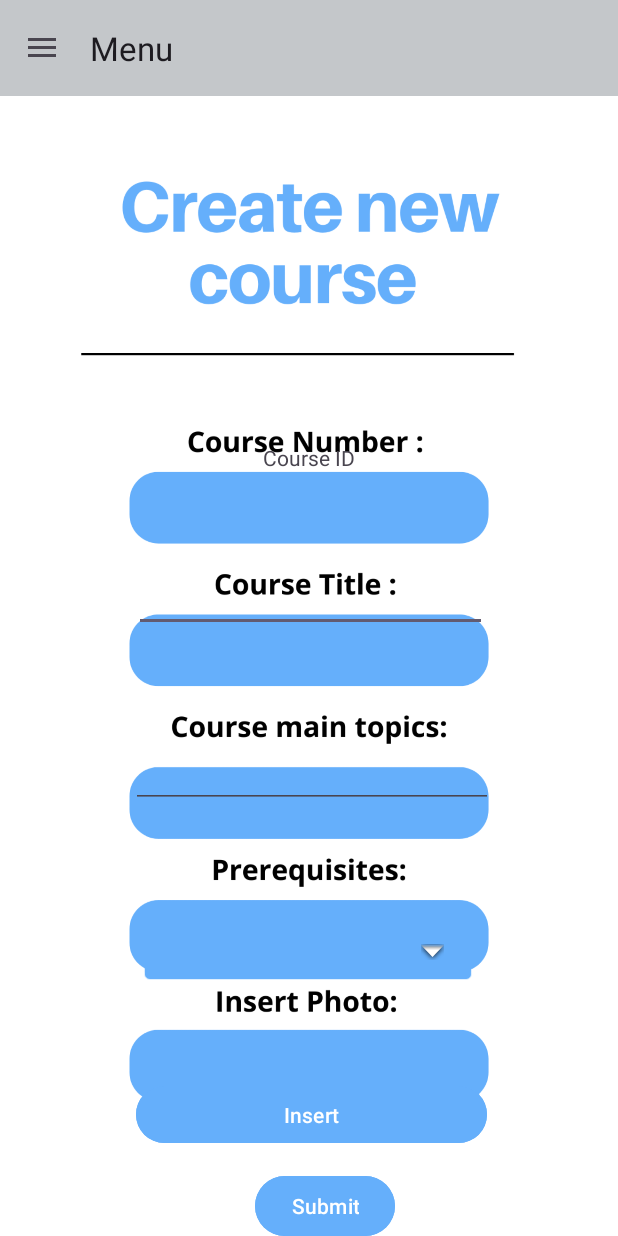
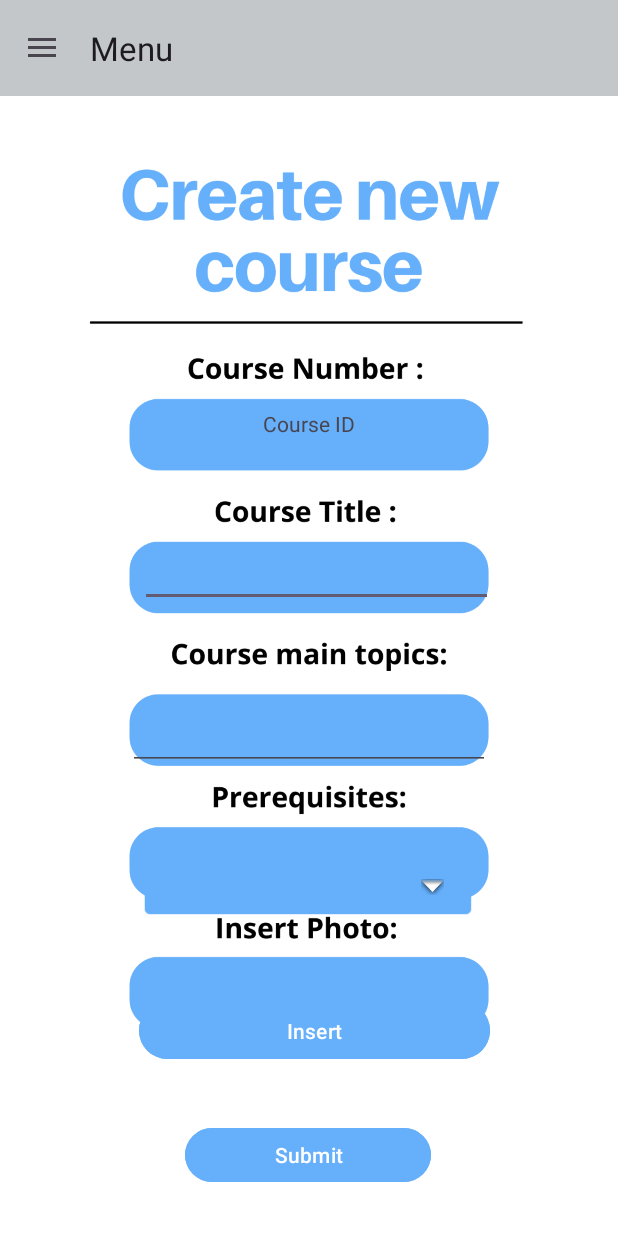
Before and after one commit to qayssafa/AndriodLab_Project1, an Android app: the CreateCourseActivity screen opened directly, with no data from a screen before it, on a phone screen of 412 x 824 dp. Run offline under Robolectric (Android 15) with nearby library versions, the phone set to English and light mode, and no system bars.

```diff
--- a/app/src/main/res/layout/activity_create_course.xml
+++ b/app/src/main/res/layout/activity_create_course.xml
@@ -11,9 +11,9 @@
         android:id="@+id/imageView2"
         android:layout_width="wrap_content"
         android:layout_height="wrap_content"
-        android:layout_marginTop="32dp"
+        android:layout_marginTop="48dp"
         app:layout_constraintTop_toTopOf="parent"
-        app:srcCompat="@drawable/create_new_course_"
+        app:srcCompat="@drawable/cnc"
         tools:layout_editor_absoluteX="0dp" />
 
     <TextView
@@ -30,7 +30,8 @@
         app:layout_constraintHorizontal_bias="0.497"
         app:layout_constraintStart_toStartOf="parent"
         app:layout_constraintTop_toTopOf="parent"
-        app:layout_constraintVertical_bias="0.754" />
+        app:layout_constraintVertical_bias="0.687" />
+
 
     <EditText
         android:id="@+id/CourseTitleInput"
@@ -42,10 +43,10 @@
         android:textColorHint="#000000"
         app:layout_constraintBottom_toBottomOf="parent"
         app:layout_constraintEnd_toEndOf="parent"
-        app:layout_constraintHorizontal_bias="0.505"
+        app:layout_constraintHorizontal_bias="0.528"
         app:layout_constraintStart_toStartOf="parent"
         app:layout_constraintTop_toTopOf="parent"
-        app:layout_constraintVertical_bias="0.484" />
+        app:layout_constraintVertical_bias="0.462" />
 
     <EditText
         android:id="@+id/CourseMainTopicsInput"
@@ -58,23 +59,22 @@
 
         app:layout_constraintBottom_toBottomOf="parent"
         app:layout_constraintEnd_toEndOf="parent"
-        app:layout_constraintHorizontal_bias="0.511"
         app:layout_constraintStart_toStartOf="parent"
         app:layout_constraintTop_toTopOf="parent"
-        app:layout_constraintVertical_bias="0.633" />
-
+        app:layout_constraintVertical_bias="0.6" />
 
     <Button
         android:id="@+id/Update"
-        android:layout_width="wrap_content"
-        android:layout_height="wrap_content"
-        android:layout_marginBottom="28dp"
+        android:layout_width="164dp"
+        android:layout_height="44dp"
         android:backgroundTint="#65affb"
         android:text="Submit"
-        app:layout_constraintBottom_toBottomOf="@+id/imageView2"
+        app:layout_constraintBottom_toBottomOf="parent"
         app:layout_constraintEnd_toEndOf="parent"
-        app:layout_constraintHorizontal_bias="0.534"
-        app:layout_constraintStart_toStartOf="parent" />
+        app:layout_constraintHorizontal_bias="0.497"
+        app:layout_constraintStart_toStartOf="parent"
+        app:layout_constraintTop_toTopOf="parent"
+        app:layout_constraintVertical_bias="0.959" />
 
     <Button
         android:id="@+id/InsertPhotoButton"
@@ -85,24 +85,22 @@
 
         app:layout_constraintBottom_toBottomOf="@+id/imageView2"
         app:layout_constraintEnd_toEndOf="parent"
-        app:layout_constraintHorizontal_bias="0.508"
+        app:layout_constraintHorizontal_bias="0.519"
         app:layout_constraintStart_toStartOf="parent"
-        app:layout_constraintTop_toTopOf="@+id/imageView2"
-        app:layout_constraintVertical_bias="0.884" />
+        app:layout_constraintTop_toTopOf="parent"
+        app:layout_constraintVertical_bias="0.804" />
 
     <TextView
         android:id="@+id/courseId"
         android:layout_width="207dp"
         android:layout_height="43dp"
-        android:layout_marginTop="240dp"
         android:gravity="center"
         android:text="Course ID"
         app:layout_constraintBottom_toTopOf="@+id/CourseTitleInput"
         app:layout_constraintEnd_toEndOf="parent"
-        app:layout_constraintHorizontal_bias="0.502"
         app:layout_constraintStart_toStartOf="parent"
-        app:layout_constraintTop_toTopOf="@+id/imageView2"
-        app:layout_constraintVertical_bias="0.186" />
+        app:layout_constraintTop_toTopOf="parent"
+        app:layout_constraintVertical_bias="0.821" />
 
 
 </androidx.constraintlayout.widget.ConstraintLayout>
```
Also changed, not shown: app/src/main/res/drawable/cnc.png (added).
